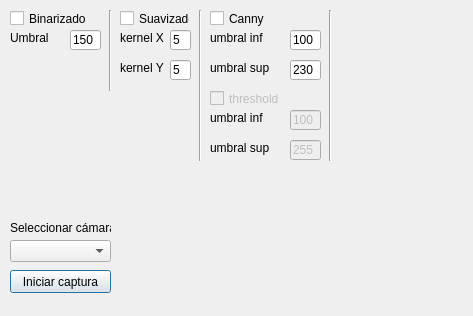
Before: the Qt Designer form defaultGUI.ui in tinchofiuba/deteccionGarrafas, drawn with Qt 5.
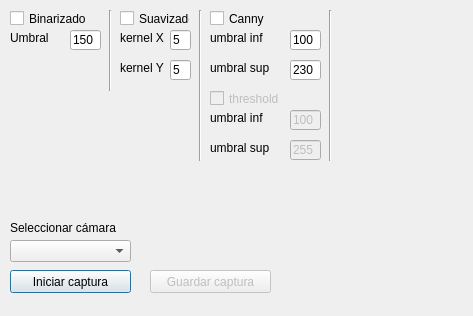
After: the same form once the commit is applied.

The edit to the form file:
```diff
--- a/defaultGUI.ui
+++ b/defaultGUI.ui
@@ -18,7 +18,7 @@
     <rect>
      <x>10</x>
      <y>270</y>
-     <width>101</width>
+     <width>121</width>
      <height>23</height>
     </rect>
    </property>
@@ -239,7 +239,7 @@
     <rect>
      <x>10</x>
      <y>240</y>
-     <width>101</width>
+     <width>121</width>
      <height>22</height>
     </rect>
    </property>
@@ -249,7 +249,7 @@
     <rect>
      <x>10</x>
      <y>220</y>
-     <width>101</width>
+     <width>131</width>
      <height>16</height>
     </rect>
    </property>
@@ -331,6 +331,35 @@
     <string>umbral inf</string>
    </property>
   </widget>
+  <widget class="QPushButton" name="guardarCaptura">
+   <property name="enabled">
+    <bool>false</bool>
+   </property>
+   <property name="geometry">
+    <rect>
+     <x>150</x>
+     <y>270</y>
+     <width>121</width>
+     <height>23</height>
+    </rect>
+   </property>
+   <property name="text">
+    <string>Guardar captura</string>
+   </property>
+  </widget>
+  <widget class="QLabel" name="labelTildeVerde">
+   <property name="geometry">
+    <rect>
+     <x>280</x>
+     <y>270</y>
+     <width>41</width>
+     <height>21</height>
+    </rect>
+   </property>
+   <property name="text">
+    <string/>
+   </property>
+  </widget>
  </widget>
  <resources/>
  <connections/>
```
